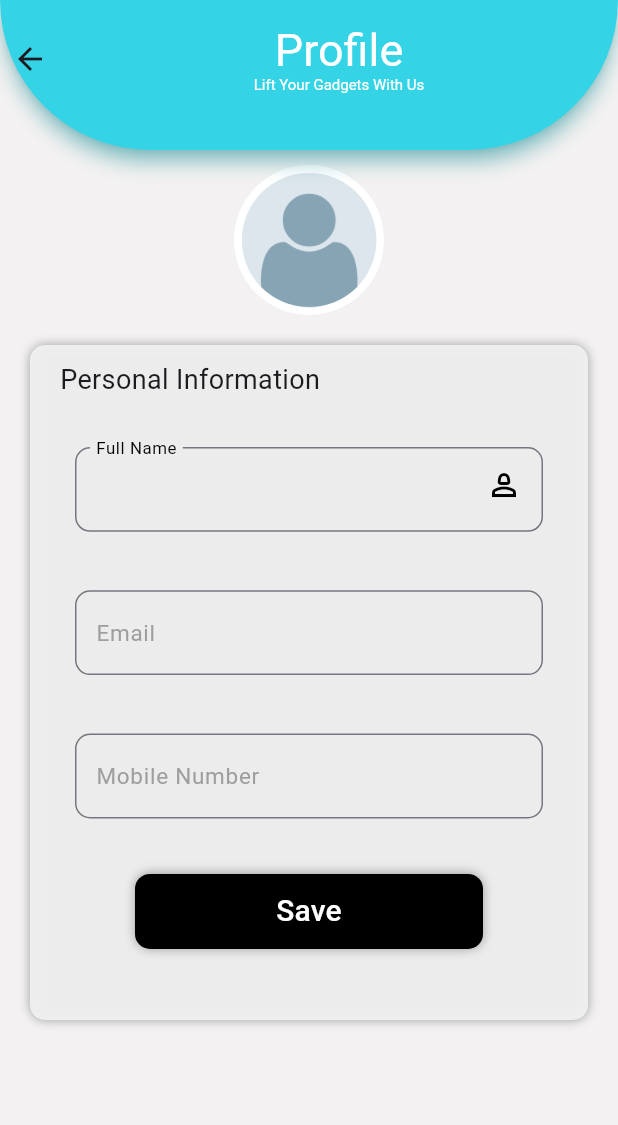
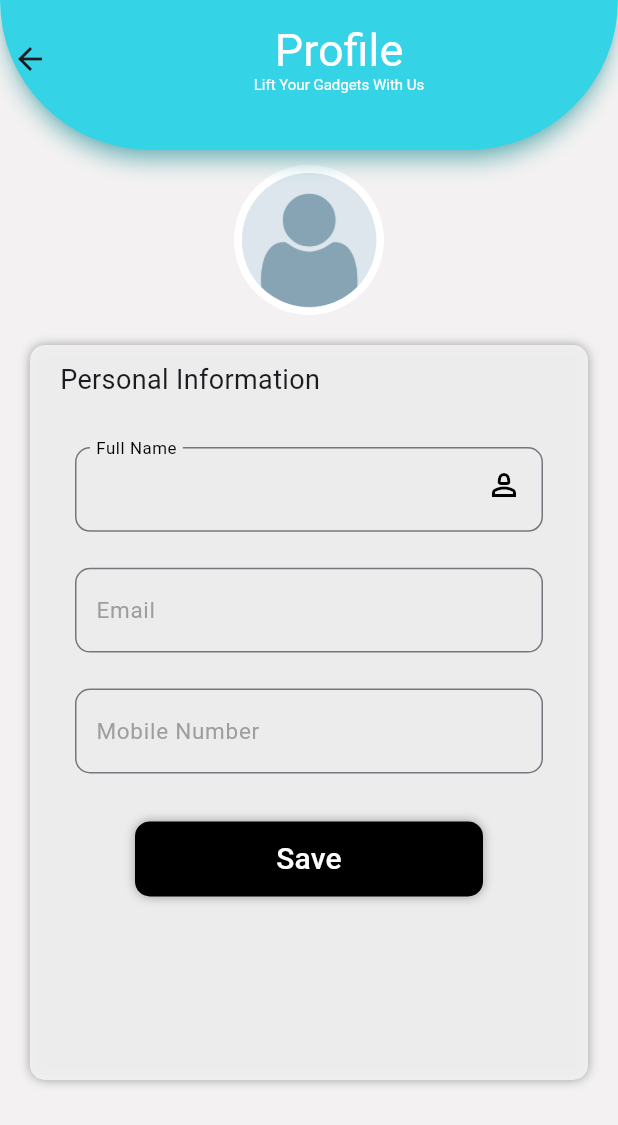
Before and after one commit to younes-damouna/gad-lift, a Flutter app: the ProfileScreen screen opened directly, on a phone screen of 412 x 824 dp. Shown: the top 1125 px of the screen. Run offline on Flutter 3.47's test engine with Material 3 defaults, Android fonts, the light colour scheme and no system bars; our stand-ins replace dio, firebase_core, firebase_messaging, flutter_secure_storage, flutter_svg, google_fonts and 2 more; missing offline and left inert: dart:ffi; accounts and stored records are empty.

Commit message:
frontend: fixed profile screen overflow

```diff
--- a/mobile_app/lib/screens/profile.screen.dart
+++ b/mobile_app/lib/screens/profile.screen.dart
@@ -128,7 +128,7 @@ class _ProfileScreenState extends State<ProfileScreen> {
                 ),
               ),
               Container(
-                height: 450,
+                height: 490,
                 decoration: const BoxDecoration(
                   // color: Color.fromARGB(98, 255, 255, 255),
                   borderRadius: BorderRadius.all(Radius.circular(10)),
@@ -180,7 +180,7 @@ class _ProfileScreenState extends State<ProfileScreen> {
                                 color: Colors.black,
                               ),
                               const SizedBox(
-                                height: 15,
+                                height: 0,
                               ),
                               InputGroup(
                                 key: const Key('email'),
@@ -191,7 +191,7 @@ class _ProfileScreenState extends State<ProfileScreen> {
                                 color: Colors.black,
                               ),
                               const SizedBox(
-                                height: 15,
+                                height: 0,
                               ),
                               InputGroup(
                                 key: const Key('mobile'),
@@ -204,7 +204,7 @@ class _ProfileScreenState extends State<ProfileScreen> {
                               Padding(
                                   padding: const EdgeInsets.symmetric(
                                     horizontal: 40,
-                                    vertical: 15,
+                                    vertical: 10,
                                   ),
                                   child: child),
                             ],
```
